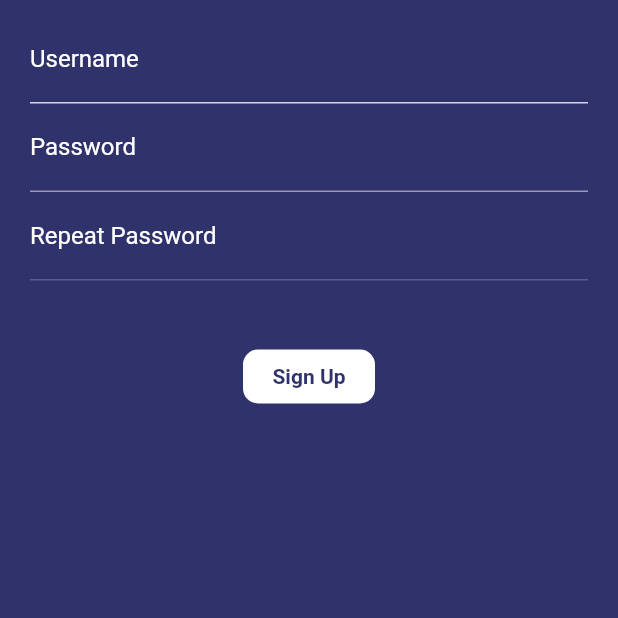
After one commit to JDevs-id/Flutter-Chat-App, a Flutter app: the Registration screen opened directly, after a tap on "Sign Up", on a phone screen of 412 x 824 dp, the top half of it. The commit adds this screen. Run offline on Flutter 3.47's test engine with Material 2 defaults, Android fonts, the phone set to English and light mode, and no system bars; missing offline and left inert: route_transitions; network calls fail.

Commit message:
penambahan form signup/registration

```diff
--- a/lib/menu/login.dart
+++ b/lib/menu/login.dart
@@ -4,6 +4,7 @@ import 'package:UserManagement/global/behavior.dart';
 import 'package:UserManagement/global/color.dart';
 import 'package:UserManagement/global/url.dart';
 import 'package:UserManagement/menu/home.dart';
+import 'package:UserManagement/menu/registration.dart';
 import 'package:flutter/material.dart';
 import 'package:flutter/services.dart';
 import 'package:http/http.dart' as http;
@@ -41,8 +42,8 @@ class _LoginState extends State<Login> {
       });
     } else {
       msg = "";
-      Navigator.of(context).pushReplacement(PageRouteTransition(
-          builder: (context) => Home()));
+      Navigator.of(context)
+          .pushReplacement(PageRouteTransition(builder: (context) => Home()));
     }
 
     return dataUser;
@@ -63,8 +64,8 @@ class _LoginState extends State<Login> {
         child: Stack(
           children: <Widget>[
             Padding(
-              padding: const EdgeInsets.all(8.0),
-              child: InkWell(
+              padding: const EdgeInsets.all(10.0),
+              child: GestureDetector(
                 child: Row(
                   children: <Widget>[
                     Icon(
@@ -78,7 +79,11 @@ class _LoginState extends State<Login> {
                     )
                   ],
                 ),
-                onTap: () {},
+                onTap: () {
+                  Navigator.of(context).push(PageRouteTransition(
+                      builder: (context) => Registration(),
+                      animationType: AnimationType.fade));
+                },
               ),
             ),
             Align(
--- /dev/null
+++ b/lib/menu/registration.dart
@@ -0,0 +1,101 @@
+import 'package:UserManagement/global/color.dart';
+import 'package:UserManagement/menu/login.dart';
+import 'package:flutter/material.dart';
+import 'package:flutter/services.dart';
+import 'package:route_transitions/route_transitions.dart';
+
+class Registration extends StatefulWidget {
+  @override
+  _RegistrationState createState() => _RegistrationState();
+}
+
+class _RegistrationState extends State<Registration> {
+  TextEditingController contUsername = TextEditingController();
+  TextEditingController contPassword = TextEditingController();
+  TextEditingController contRePassword = TextEditingController();
+
+  void addUser() {
+  }
+
+  @override
+  Widget build(BuildContext context) {
+    return Scaffold(
+      backgroundColor: PrimaryColor,
+      body: Padding(
+        padding: const EdgeInsets.symmetric(horizontal: 20, vertical: 10),
+        child: ListView(
+          children: <Widget>[
+            TextField(
+              controller: contUsername,
+              style: TextStyle(color: SecondaryColor),
+              inputFormatters: [
+                LengthLimitingTextInputFormatter(20),
+              ],
+              decoration: InputDecoration(
+                  labelText: "Username",
+                  labelStyle: TextStyle(color: SecondaryColor),
+                  hintText: "Input username",
+                  hintStyle: TextStyle(color: SecondaryColor.withOpacity(0.5)),
+                  enabledBorder: UnderlineInputBorder(
+                      borderSide:
+                          BorderSide(color: SecondaryColor.withOpacity(0.8)))),
+            ),
+            TextField(
+              controller: contPassword,
+              style: TextStyle(color: SecondaryColor),
+              inputFormatters: [
+                LengthLimitingTextInputFormatter(20),
+              ],
+              decoration: InputDecoration(
+                  labelText: "Password",
+                  labelStyle: TextStyle(color: SecondaryColor),
+                  hintText: "Input password",
+                  hintStyle: TextStyle(color: SecondaryColor.withOpacity(0.5)),
+                  enabledBorder: UnderlineInputBorder(
+                      borderSide:
+                          BorderSide(color: SecondaryColor.withOpacity(0.5)))),
+            ),
+            TextField(
+              controller: contRePassword,
+              style: TextStyle(color: SecondaryColor),
+              inputFormatters: [
+                LengthLimitingTextInputFormatter(20),
+              ],
+              decoration: InputDecoration(
+                labelText: "Repeat Password",
+                labelStyle: TextStyle(color: SecondaryColor),
+                hintText: "Repeat your password",
+                hintStyle: TextStyle(color: SecondaryColor.withOpacity(0.5)),
+                enabledBorder: UnderlineInputBorder(
+                    borderSide:
+                        BorderSide(color: SecondaryColor.withOpacity(0.2))),
+              ),
+            ),
+            Center(
+              child: Padding(
+                padding: const EdgeInsets.all(40.0),
+                child: FlatButton(
+                    shape: RoundedRectangleBorder(
+                        borderRadius: BorderRadius.circular(10)),
+                    color: SecondaryColor,
+                    child: Text(
+                      "Sign Up",
+                      style: TextStyle(
+                          color: PrimaryColor, fontWeight: FontWeight.bold),
+                    ),
+                    onPressed: () {
+                      SystemChrome.setEnabledSystemUIOverlays(
+                          [SystemUiOverlay.bottom]);
+                      addUser();
+                      Navigator.of(context).push(PageRouteTransition(
+                          builder: (context) => Login(),
+                          animationType: AnimationType.fade));
+                    }),
+              ),
+            ),
+          ],
+        ),
+      ),
+    );
+  }
+}
```
